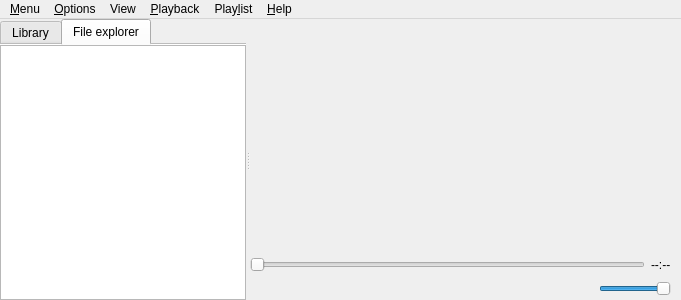
Qt form code/MiamPlayer/mainwindow.ui (MBach/Miam-Player) before a commit.
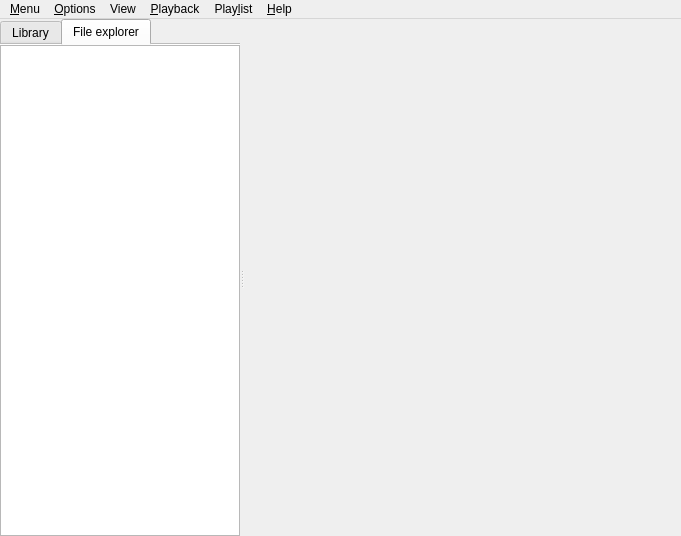
The same form after that commit. The open tabs and pages were chosen to show the change. Icons and pictures are not drawn. Custom widgets are drawn as their Qt base class.

Commit message: Show Tag Editor from menu with no tracks

The edit to the form file:
```diff
--- a/code/MiamPlayer/mainwindow.ui
+++ b/code/MiamPlayer/mainwindow.ui
@@ -7,7 +7,7 @@
     <x>0</x>
     <y>0</y>
     <width>681</width>
-    <height>300</height>
+    <height>536</height>
    </rect>
   </property>
   <property name="windowTitle">
@@ -219,15 +219,12 @@
              <number>0</number>
             </property>
             <item>
-             <widget class="TagEditor" name="tagEditor" native="true">
-              <property name="sizePolicy">
-               <sizepolicy hsizetype="Expanding" vsizetype="Expanding">
-                <horstretch>0</horstretch>
-                <verstretch>0</verstretch>
-               </sizepolicy>
+             <widget class="QStackedWidget" name="stackedWidgetRight">
+              <property name="currentIndex">
+               <number>1</number>
               </property>
-             </widget>
-            </item>
+              <widget class="QWidget" name="tabPlaylistPage">
+               <layout class="QVBoxLayout" name="verticalLayout">
             <item>
              <widget class="TabPlaylist" name="tabPlaylists">
               <property name="usesScrollButtons">
@@ -473,6 +470,25 @@
             </item>
            </layout>
           </widget>
+              <widget class="QWidget" name="tagEditorPage">
+               <layout class="QVBoxLayout" name="verticalLayout_3">
+                <item>
+                 <widget class="TagEditor" name="tagEditor" native="true">
+                  <property name="sizePolicy">
+                   <sizepolicy hsizetype="Expanding" vsizetype="Expanding">
+                    <horstretch>0</horstretch>
+                    <verstretch>0</verstretch>
+                   </sizepolicy>
+                  </property>
+                  <layout class="QVBoxLayout" name="verticalLayout_4"/>
+                 </widget>
+                </item>
+               </layout>
+              </widget>
+             </widget>
+            </item>
+           </layout>
+          </widget>
          </widget>
         </item>
        </layout>
```
Left out of the diff: 8 changed lines with no effect on the pictures. Lines whose indentation alone changed are shown as unchanged. The commit also changes 9 other files.
